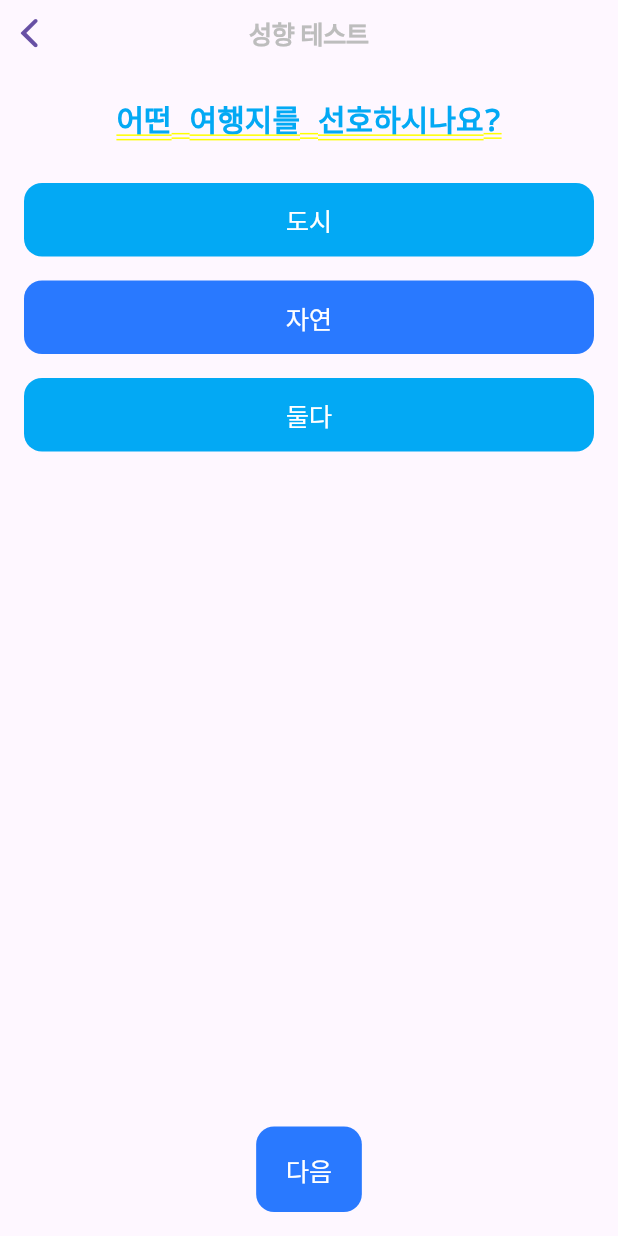
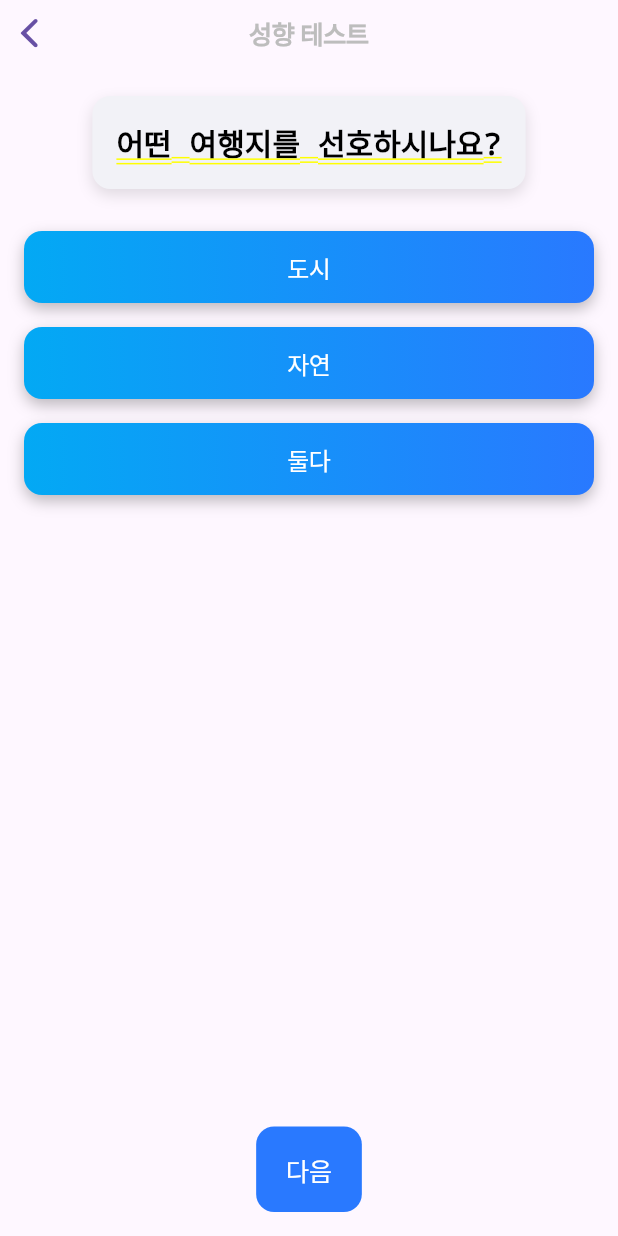
Before and after one commit to jinsung99123/travel_muse_app, a Flutter app: the PreferenceTestPage screen opened directly, on a phone screen of 412 x 824 dp. Run offline on Flutter 3.47's test engine with Material 3 defaults, Android fonts, the phone set to English and light mode, and no system bars.

Commit message:
feat:성향 테스트 컴포넌트화

```diff
--- a/lib/views/preference/preference_test_page.dart
+++ b/lib/views/preference/preference_test_page.dart
@@ -1,8 +1,11 @@
 import 'package:flutter/cupertino.dart';
 import 'package:flutter/material.dart';
-import 'package:travel_muse_app/views/preference/widgets/option_button.dart';
-import 'package:travel_muse_app/views/preference/widgets/question_card.dart';
-import 'package:travel_muse_app/views/preference/widgets/result_view.dart';
+import 'package:travel_muse_app/views/preference/widgets/preference_questions.dart';
+import 'package:travel_muse_app/views/preference/widgets/previousButton.dart';
+import 'widgets/question_card.dart';
+import 'widgets/question_list_view.dart';
+import 'widgets/next_button.dart';
+import 'widgets/result_view.dart';
 
 const Color kPrimaryColor = Color(0xFF03A9F4);
 const Color kSecondaryColor = Color(0xFF2979FF);
@@ -16,54 +19,17 @@ class PreferenceTestPage extends StatefulWidget {
 }
 
 class _PreferenceTestPageState extends State<PreferenceTestPage> {
-  final List<Map<String, String>> _questions = [
-    {
-      'questionId': 'q1',
-      'question': '어떤 여행지를 선호하시나요?',
-      'type': 'preference',
-      'details': '도시, 자연, 둘다',
-    },
-    {
-      'questionId': 'q2',
-      'question': '여행 스타일은 어떤가요?',
-      'type': 'preference',
-      'details': '계획형, 즉흥형, 둘다',
-    },
-    {
-      'questionId': 'q3',
-      'question': '여행 시 선호하는 교통수단은?',
-      'type': 'preference',
-      'details': '대중교통, 자가용, 도보',
-    },
-    {
-      'questionId': 'q4',
-      'question': '여행 동반자는 누구인가요?',
-      'type': 'preference',
-      'details': '혼자, 친구, 가족',
-    },
-    {
-      'questionId': 'q5',
-      'question': '여행 중 가장 기대되는 순간은?',
-      'type': 'preference',
-      'details': '맛집 탐방, 유명 명소, 현지 문화 체험',
-    },
-    {
-      'questionId': 'q6',
-      'question': '여행에서 사진을 얼마나 찍나요?',
-      'type': 'preference',
-      'details': '엄청 많이, 적당히, 별로 안찍어요',
-    },
-  ];
-
   int _currentIndex = 0;
   final List<Map<String, String>> _answers = [];
 
-  Map<String, String> get _currentQuestion => _questions[_currentIndex];
+  Map<String, String> get _currentQuestion =>
+      preferenceQuestions[_currentIndex];
   List<String> get _currentOptions => _currentQuestion['details']!.split(', ');
 
   void _onAnswerSelected(String selectedOption) {
     final answer = {
       'questionId': _currentQuestion['questionId']!,
+      'question': _currentQuestion['question']!,
       'selectedOption': selectedOption,
       'type': _currentQuestion['type']!,
       'details': _currentQuestion['details']!,
@@ -79,13 +45,7 @@ class _PreferenceTestPageState extends State<PreferenceTestPage> {
       _answers.add(answer);
     }
 
-    setState(() {
-      if (_currentIndex < _questions.length - 1) {
-        _currentIndex++;
-      } else {
-        _currentIndex = _questions.length;
-      }
-    });
+    _nextQuestion();
   }
 
   void _onNextPressed() {
@@ -94,19 +54,37 @@ class _PreferenceTestPageState extends State<PreferenceTestPage> {
     );
 
     if (!hasAnswered) return;
+    _nextQuestion();
+  }
 
+  void _previousQuestion() {
     setState(() {
-      if (_currentIndex < _questions.length - 1) {
+      if (_currentIndex > 0) {
+        _currentIndex--;
+      }
+    });
+  }
+
+  void _nextQuestion() {
+    setState(() {
+      if (_currentIndex < preferenceQuestions.length - 1) {
         _currentIndex++;
       } else {
-        _currentIndex = _questions.length;
+        _currentIndex = preferenceQuestions.length;
       }
+    });
+  }
+
+  void _restartTest() {
+    setState(() {
+      _currentIndex = 0;
+      _answers.clear();
     });
   }
 
   @override
   Widget build(BuildContext context) {
-    final bool isFinished = _currentIndex >= _questions.length;
+    final bool isFinished = _currentIndex >= preferenceQuestions.length;
 
     return CupertinoPageScaffold(
       navigationBar: CupertinoNavigationBar(
@@ -116,47 +94,23 @@ class _PreferenceTestPageState extends State<PreferenceTestPage> {
       child: SafeArea(
         child:
             isFinished
-                ? ResultView(
-                  answers: _answers,
-                  onRestart: () {
-                    setState(() {
-                      _currentIndex = 0;
-                      _answers.clear();
-                    });
-                  },
-                )
+                ? ResultView(answers: _answers, onRestart: _restartTest)
                 : Column(
                   children: [
                     const SizedBox(height: 20),
                     QuestionCard(question: _currentQuestion['question']!),
                     const SizedBox(height: 20),
-                    Expanded(
-                      child: ListView.builder(
-                        padding: const EdgeInsets.symmetric(horizontal: 16),
-                        itemCount: _currentOptions.length,
-                        itemBuilder: (context, index) {
-                          final option = _currentOptions[index];
-                          final color =
-                              index % 2 == 0 ? kPrimaryColor : kSecondaryColor;
-                          return OptionButton(
-                            text: option,
-                            color: color,
-                            onPressed: () => _onAnswerSelected(option),
-                          );
-                        },
-                      ),
+                    QuestionListView(
+                      options: _currentOptions,
+                      onOptionSelected: _onAnswerSelected,
                     ),
-                    Padding(
-                      padding: const EdgeInsets.all(16.0),
-                      child: CupertinoButton(
-                        color: kSecondaryColor,
-                        borderRadius: BorderRadius.circular(12),
-                        onPressed: _onNextPressed,
-                        child: const Text(
-                          '다음',
-                          style: TextStyle(color: Colors.white),
-                        ),
-                      ),
+                    Row(
+                      mainAxisAlignment: MainAxisAlignment.spaceEvenly,
+                      children: [
+                        if (_currentIndex > 0)
+                          PreviousButton(onPressed: _previousQuestion),
+                        NextButton(onPressed: _onNextPressed),
+                      ],
                     ),
                   ],
                 ),
--- /dev/null
+++ b/lib/views/preference/widgets/next_button.dart
@@ -0,0 +1,22 @@
+import 'package:flutter/cupertino.dart';
+import 'package:flutter/material.dart';
+import 'package:travel_muse_app/views/preference/preference_test_page.dart';
+
+class NextButton extends StatelessWidget {
+  final VoidCallback onPressed;
+
+  const NextButton({super.key, required this.onPressed});
+
+  @override
+  Widget build(BuildContext context) {
+    return Padding(
+      padding: const EdgeInsets.all(16.0),
+      child: CupertinoButton(
+        color: kSecondaryColor,
+        borderRadius: BorderRadius.circular(12),
+        onPressed: onPressed,
+        child: const Text('다음', style: TextStyle(color: Colors.white)),
+      ),
+    );
+  }
+}
--- a/lib/views/preference/widgets/option_button.dart
+++ b/lib/views/preference/widgets/option_button.dart
@@ -1,28 +1,33 @@
 import 'package:flutter/cupertino.dart';
 import 'package:flutter/material.dart';
+import 'package:travel_muse_app/views/preference/preference_test_page.dart';
 
 class OptionButton extends StatelessWidget {
   final String text;
-  final Color color;
   final VoidCallback onPressed;
 
-  const OptionButton({
-    super.key,
-    required this.text,
-    required this.color,
-    required this.onPressed,
-  });
+  const OptionButton({super.key, required this.text, required this.onPressed});
 
   @override
   Widget build(BuildContext context) {
-    return Padding(
-      padding: const EdgeInsets.symmetric(vertical: 8),
+    return Container(
+      margin: const EdgeInsets.symmetric(vertical: 8),
+      decoration: BoxDecoration(
+        gradient: LinearGradient(colors: [kPrimaryColor, kSecondaryColor]),
+        borderRadius: BorderRadius.circular(12),
+        boxShadow: [
+          BoxShadow(color: Colors.black26, offset: Offset(0, 4), blurRadius: 8),
+        ],
+      ),
       child: CupertinoButton(
-        color: color,
+        padding: const EdgeInsets.symmetric(vertical: 12),
         borderRadius: BorderRadius.circular(12),
-        padding: const EdgeInsets.symmetric(vertical: 12),
-        child: Text(text, style: const TextStyle(color: Colors.white)),
+        color: Colors.transparent,
         onPressed: onPressed,
+        child: Text(
+          text,
+          style: const TextStyle(color: Colors.white, fontSize: 16),
+        ),
       ),
     );
   }
--- /dev/null
+++ b/lib/views/preference/widgets/preference_questions.dart
@@ -0,0 +1,38 @@
+final List<Map<String, String>> preferenceQuestions = [
+  {
+    'questionId': 'q1',
+    'question': '어떤 여행지를 선호하시나요?',
+    'type': 'preference',
+    'details': '도시, 자연, 둘다',
+  },
+  {
+    'questionId': 'q2',
+    'question': '여행 스타일은 어떤가요?',
+    'type': 'preference',
+    'details': '계획형, 즉흥형, 둘다',
+  },
+  {
+    'questionId': 'q3',
+    'question': '여행 시 선호하는 교통수단은?',
+    'type': 'preference',
+    'details': '대중교통, 자가용, 도보',
+  },
+  {
+    'questionId': 'q4',
+    'question': '여행 동반자는 누구인가요?',
+    'type': 'preference',
+    'details': '혼자, 친구, 가족',
+  },
+  {
+    'questionId': 'q5',
+    'question': '여행 중 가장 기대되는 순간은?',
+    'type': 'preference',
+    'details': '맛집 탐방, 유명 명소, 현지 문화 체험',
+  },
+  {
+    'questionId': 'q6',
+    'question': '여행에서 사진을 얼마나 찍나요?',
+    'type': 'preference',
+    'details': '엄청 많이, 적당히, 별로 안찍어요',
+  },
+];
--- a/lib/views/preference/widgets/question_card.dart
+++ b/lib/views/preference/widgets/question_card.dart
@@ -1,5 +1,5 @@
 import 'package:flutter/cupertino.dart';
-import '../preference_test_page.dart';
+import 'package:flutter/material.dart';
 
 class QuestionCard extends StatelessWidget {
   final String question;
@@ -8,15 +8,24 @@ class QuestionCard extends StatelessWidget {
 
   @override
   Widget build(BuildContext context) {
-    return Padding(
-      padding: const EdgeInsets.symmetric(horizontal: 16),
+    return Container(
+      margin: const EdgeInsets.symmetric(horizontal: 16),
+      padding: const EdgeInsets.all(16),
+      decoration: BoxDecoration(
+        color: CupertinoColors.systemGrey6,
+        borderRadius: BorderRadius.circular(12),
+        boxShadow: [
+          BoxShadow(color: Colors.black12, offset: Offset(0, 4), blurRadius: 8),
+        ],
+      ),
       child: Text(
         question,
         style: const TextStyle(
           fontSize: 20,
           fontWeight: FontWeight.w600,
-          color: kPrimaryColor,
+          color: Colors.black,
         ),
+        textAlign: TextAlign.center,
       ),
     );
   }
--- /dev/null
+++ b/lib/views/preference/widgets/question_list_view.dart
@@ -0,0 +1,30 @@
+import 'package:flutter/material.dart';
+import 'option_button.dart';
+
+class QuestionListView extends StatelessWidget {
+  final List<String> options;
+  final void Function(String) onOptionSelected;
+
+  const QuestionListView({
+    super.key,
+    required this.options,
+    required this.onOptionSelected,
+  });
+
+  @override
+  Widget build(BuildContext context) {
+    return Expanded(
+      child: ListView.builder(
+        padding: const EdgeInsets.symmetric(horizontal: 16),
+        itemCount: options.length,
+        itemBuilder: (context, index) {
+          final option = options[index];
+          return OptionButton(
+            text: option,
+            onPressed: () => onOptionSelected(option),
+          );
+        },
+      ),
+    );
+  }
+}
```
Also changed, not shown: lib/views/preference/widgets/previousButton.dart (added, +21 -0 lines), lib/views/preference/widgets/result_view.dart (+51 -7 lines).
